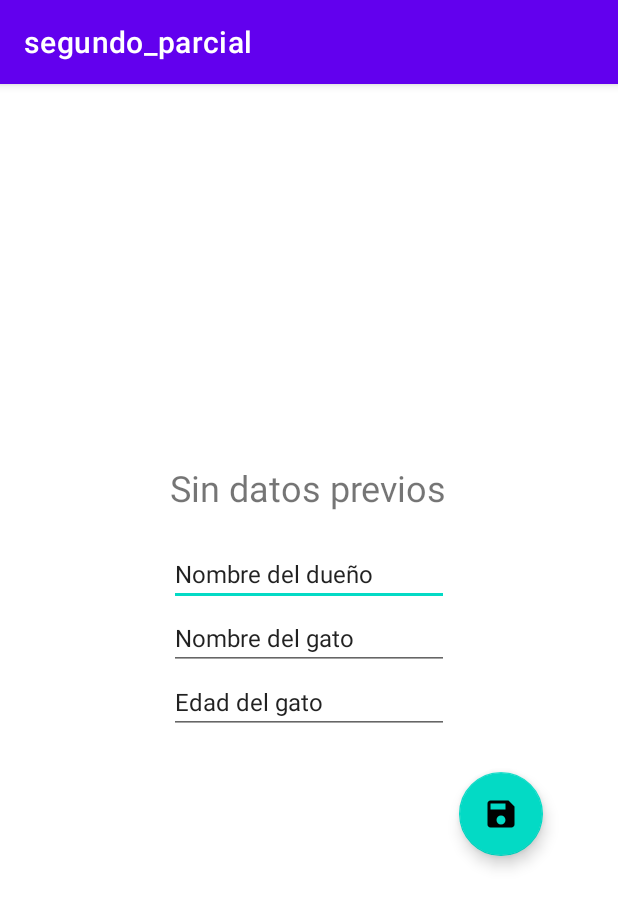
After one commit to teresarico18/dispositivos-moviles-1, an Android app: the MainActivity3 screen opened directly, with no data from a screen before it, on a phone screen of 412 x 824 dp. The commit adds this screen. Shown: the top 907 px of the screen. Run offline under Robolectric (Android 15) with nearby library versions, the phone set to English and light mode, and no system bars.

Commit message:
Segundo parcial

```diff
--- a/segundo_parcial/app/src/main/AndroidManifest.xml
+++ b/segundo_parcial/app/src/main/AndroidManifest.xml
@@ -1,6 +1,8 @@
 <?xml version="1.0" encoding="utf-8"?>
 <manifest xmlns:android="http://schemas.android.com/apk/res/android"
     xmlns:tools="http://schemas.android.com/tools">
+
+    <uses-permission android:name="android.permission.ACCESS_NETWORK_STATE" />
 
     <application
         android:allowBackup="true"
@@ -11,6 +13,9 @@
         android:supportsRtl="true"
         android:theme="@style/Theme.Segundo_parcial"
         tools:targetApi="31">
+        <activity
+            android:name=".MainActivity3"
+            android:exported="false" />
         <activity
             android:name=".MainActivity2"
             android:exported="false" />
--- /dev/null
+++ b/segundo_parcial/app/src/main/java/com/example/segundo_parcial/MainActivity3.kt
@@ -0,0 +1,97 @@
+package com.example.segundo_parcial
+
+import android.content.Intent
+import androidx.appcompat.app.AppCompatActivity
+import android.os.Bundle
+import android.text.TextUtils
+import android.util.Log
+import android.view.View
+import android.widget.EditText
+import android.widget.TextView
+import android.widget.Toast
+
+class MainActivity3 : AppCompatActivity() {
+    private lateinit var tvBienvenido: TextView
+    private lateinit var etDueno: EditText
+    private lateinit var etGato: EditText
+    private lateinit var etEdad: EditText
+    private val DUENO_KEY = "dueno"
+    private val GATO_KEY = "gato"
+    private val EDAD_KEY = "edad"
+    private var dueno: String = ""
+    private var gato: String = ""
+    private var edad: Int = 0
+    override fun onCreate(savedInstanceState: Bundle?) {
+        super.onCreate(savedInstanceState)
+        Log.d("PREFERENCIAS", "onCreate")
+        setContentView(R.layout.activity_main3)
+
+        tvBienvenido = findViewById(R.id.tvBienvenido)
+        etDueno = findViewById(R.id.etDueno)
+        etGato = findViewById(R.id.etGato)
+        etEdad = findViewById(R.id.etEdad)
+        val fab: View = findViewById(R.id.fab)
+        fab.setOnClickListener { view ->
+            try {
+                dueno = etDueno.text.toString()
+                gato = etGato.text.toString()
+                if (dueno == "Nombre del dueño" || gato == "Nombre del gato"){
+                    Toast.makeText(this, "Datos incompletos", Toast.LENGTH_LONG).show()
+                    return@setOnClickListener
+                }
+                edad = etEdad.text.toString().toInt()
+                val miSharedPreferences = getSharedPreferences("PERSISTENCIA", MODE_PRIVATE)
+                val editor = miSharedPreferences.edit()
+                editor.putString(DUENO_KEY, dueno)
+                editor.putString(GATO_KEY, gato)
+                editor.putInt(EDAD_KEY, edad)
+                editor.apply()
+                Toast.makeText(this, "Datos guardados", Toast.LENGTH_LONG).show()
+            }catch (e: java.lang.NumberFormatException) {
+                Toast.makeText(this, "Datos incorrectos", Toast.LENGTH_LONG).show()
+            }
+
+        }
+    }
+    override fun onResume() {
+        Log.d("PREFERENCIAS", "onResume")
+        if(TextUtils.isEmpty(dueno)){
+            val miSharedPreferences = getSharedPreferences("PERSISTENCIA", MODE_PRIVATE)
+            dueno = miSharedPreferences.getString(DUENO_KEY, "").toString()
+            gato = miSharedPreferences.getString(GATO_KEY, "").toString()
+            edad = miSharedPreferences.getInt(EDAD_KEY, 0)
+        }
+        if (dueno != ""){
+            tvBienvenido.text = "Con datos previamente guardados"
+            etDueno.setText(dueno)
+            etGato.setText(gato)
+            etEdad.setText(edad.toString())
+        }else {
+            etDueno.setText("Nombre del dueño")
+            etGato.setText("Nombre del gato")
+            etEdad.setText("Edad del gato")
+        }
+        super.onResume()
+    }
+
+    override fun onStart() {
+        Log.d("PREFERENCIAS", "onStart")
+        super.onStart()
+    }
+
+    override fun onPause() {
+        Log.d("PREFERENCIAS", "onPause")
+        super.onPause()
+    }
+
+    override fun onDestroy() {
+        Log.d("PREFERENCIAS", "onDestroy")
+        super.onDestroy()
+    }
+
+    /*private fun cambiarTextoBienvenida(nombre: String) {
+        if (!TextUtils.isEmpty(nombre)) {
+            tvBienvenido.text = "Bienvenido " + nombre
+        }
+    }*/
+}
--- /dev/null
+++ b/segundo_parcial/app/src/main/res/drawable/baseline_save_24.xml
@@ -0,0 +1,5 @@
+<vector android:height="24dp" android:tint="#000000"
+    android:viewportHeight="24" android:viewportWidth="24"
+    android:width="24dp" xmlns:android="http://schemas.android.com/apk/res/android">
+    <path android:fillColor="@android:color/white" android:pathData="M17,3L5,3c-1.11,0 -2,0.9 -2,2v14c0,1.1 0.89,2 2,2h14c1.1,0 2,-0.9 2,-2L21,7l-4,-4zM12,19c-1.66,0 -3,-1.34 -3,-3s1.34,-3 3,-3 3,1.34 3,3 -1.34,3 -3,3zM15,9L5,9L5,5h10v4z"/>
+</vector>
--- /dev/null
+++ b/segundo_parcial/app/src/main/res/layout/activity_main3.xml
@@ -0,0 +1,54 @@
+<?xml version="1.0" encoding="utf-8"?>
+<LinearLayout xmlns:android="http://schemas.android.com/apk/res/android"
+    xmlns:app="http://schemas.android.com/apk/res-auto"
+    xmlns:tools="http://schemas.android.com/tools"
+    android:layout_width="match_parent"
+    android:layout_height="match_parent"
+    android:orientation="vertical"
+    android:gravity="center"
+    tools:context=".MainActivity3">
+
+    <TextView
+        android:id="@+id/tvBienvenido"
+        android:layout_width="wrap_content"
+        android:layout_height="wrap_content"
+        android:layout_marginBottom="20dp"
+        android:text="Sin datos previos"
+        android:textSize="24sp" />
+
+
+    <EditText
+        android:id="@+id/etDueno"
+        android:layout_width="wrap_content"
+        android:layout_height="wrap_content"
+        android:ems="10"
+        android:inputType="textPersonName"
+        android:text="Nombre del dueño"
+        android:textSize="16sp" />
+    <EditText
+        android:id="@+id/etGato"
+        android:layout_width="wrap_content"
+        android:layout_height="wrap_content"
+        android:ems="10"
+        android:inputType="textPersonName"
+        android:text="Nombre del gato"
+        android:textSize="16sp" />
+    <EditText
+        android:id="@+id/etEdad"
+        android:layout_width="wrap_content"
+        android:layout_height="wrap_content"
+        android:ems="10"
+        android:inputType="textPersonName"
+        android:text="Edad del gato"
+        android:textSize="16sp" />
+
+    <com.google.android.material.floatingactionbutton.FloatingActionButton
+        android:id="@+id/fab"
+        android:layout_width="wrap_content"
+        android:layout_height="wrap_content"
+        android:layout_gravity="end"
+        android:layout_marginTop="25dp"
+        android:layout_marginRight="50dp"
+        android:src="@drawable/baseline_save_24" />
+
+</LinearLayout>
```
Also changed, not shown: segundo_parcial/app/src/main/java/com/example/segundo_parcial/MainActivity.kt (+17 -1 lines), segundo_parcial/app/src/main/java/com/example/segundo_parcial/adapters/MenuAdapter.kt (+12 -1 lines).
